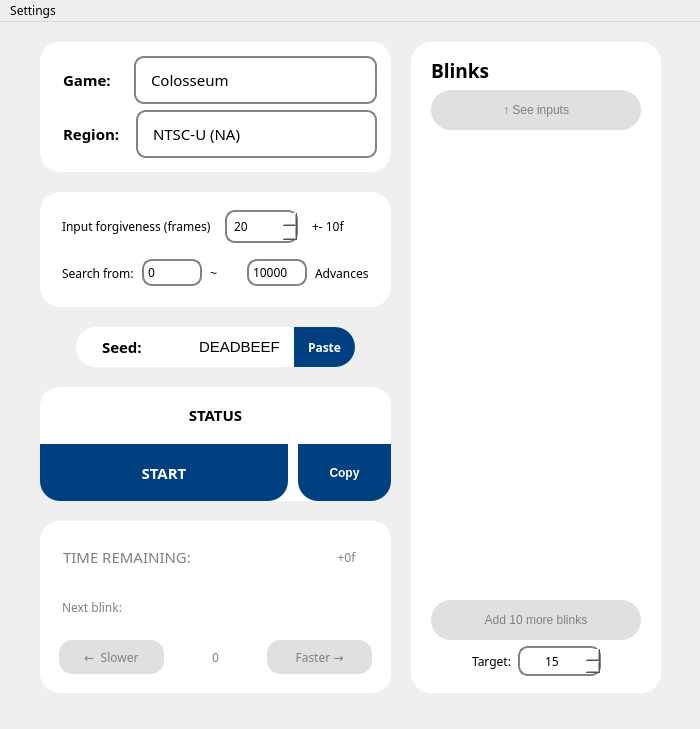
Old version of the form OpenBlink/GuiProjectBackup/OpenBlink2/mainwindow.ui in the repository KapitalRoser/OpenBlink.
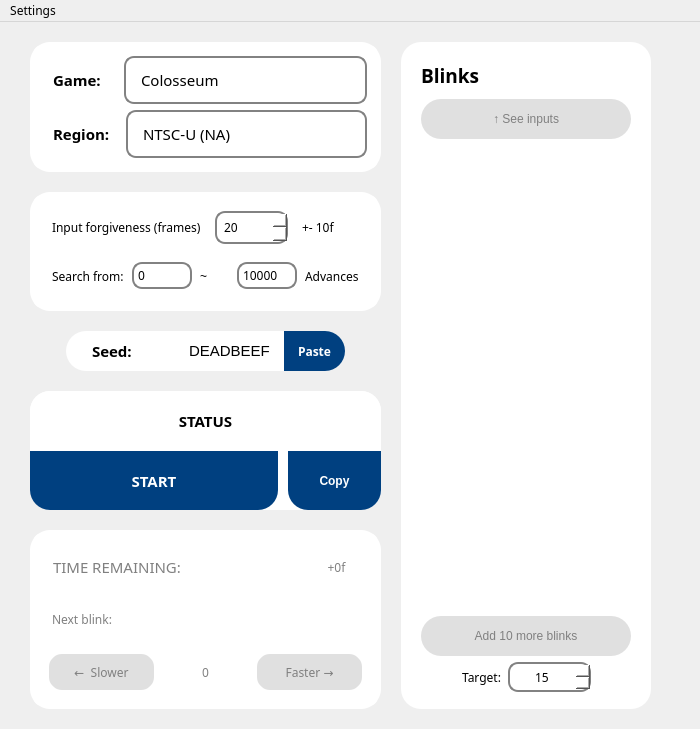
New version of the form. Icons and pictures are not drawn.

```diff
--- a/OpenBlink/GuiProjectBackup/OpenBlink2/mainwindow.ui
+++ b/OpenBlink/GuiProjectBackup/OpenBlink2/mainwindow.ui
@@ -29,10 +29,10 @@
    <widget class="QWidget" name="horizontalLayoutWidget">
     <property name="geometry">
      <rect>
-      <x>30</x>
+      <x>20</x>
       <y>10</y>
       <width>641</width>
-      <height>671</height>
+      <height>687</height>
      </rect>
     </property>
     <layout class="QHBoxLayout" name="BodyHoriz">
```
